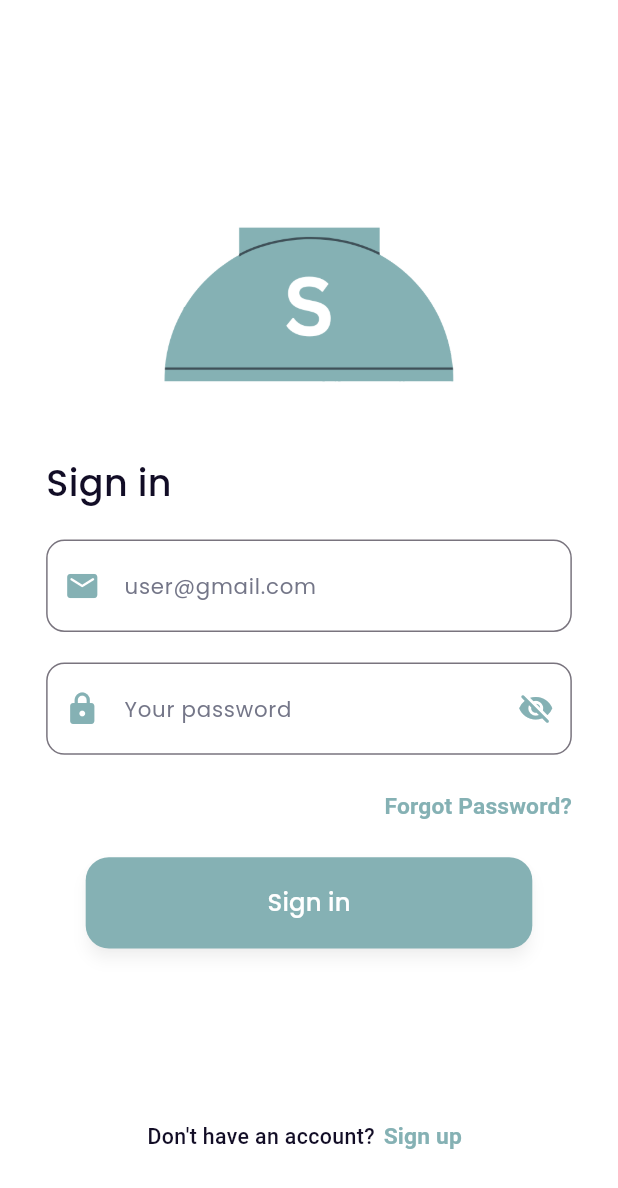
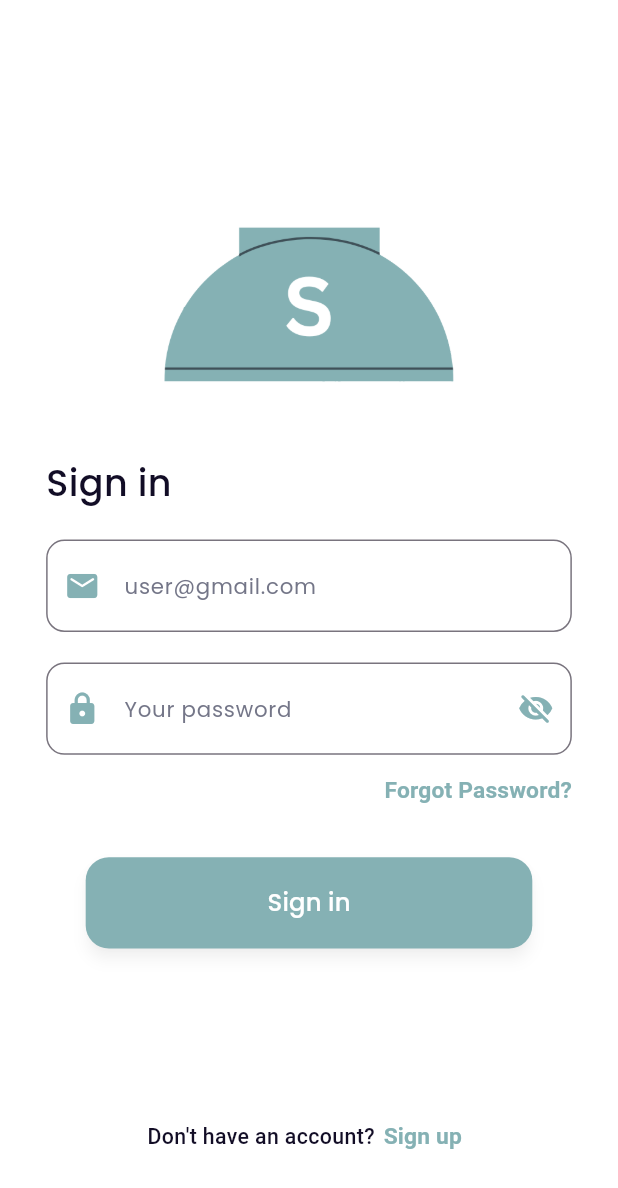
Before and after one commit to favjiw/seacatering, a Flutter app: the screen it shows after launch, on a phone screen of 412 x 824 dp. Shown: the top 1188 px of the screen. Run offline on Flutter 3.47's test engine with Material 3 defaults, Android fonts, the phone set to English and light mode, and no system bars; our stand-ins replace email_validator, flutter_screenutil, get, google_fonts, hexcolor.

Commit message:
change style on login and status bar on main

```diff
--- a/lib/app/modules/login/views/login_view.dart
+++ b/lib/app/modules/login/views/login_view.dart
@@ -80,7 +80,7 @@ class LoginView extends GetView<LoginController> {
                           return null;
                         },
                       ),),
-                      SizedBox(height: 10.h),
+                      // SizedBox(height: 10.h),
                       Align(
                         alignment: Alignment.centerRight,
                         child: TextButton(
@@ -89,7 +89,7 @@ class LoginView extends GetView<LoginController> {
                           child: Text('Forgot Password?', style: AppTextStyle.textBtn,),
                         ),
                       ),
-                      SizedBox(height: 10.h),
+                      SizedBox(height: 20.h),
                       CustomButton(
                         width: 271.w,
                         height: 60.h,
```
Also changed, not shown: lib/main.dart (+8 -0 lines).
